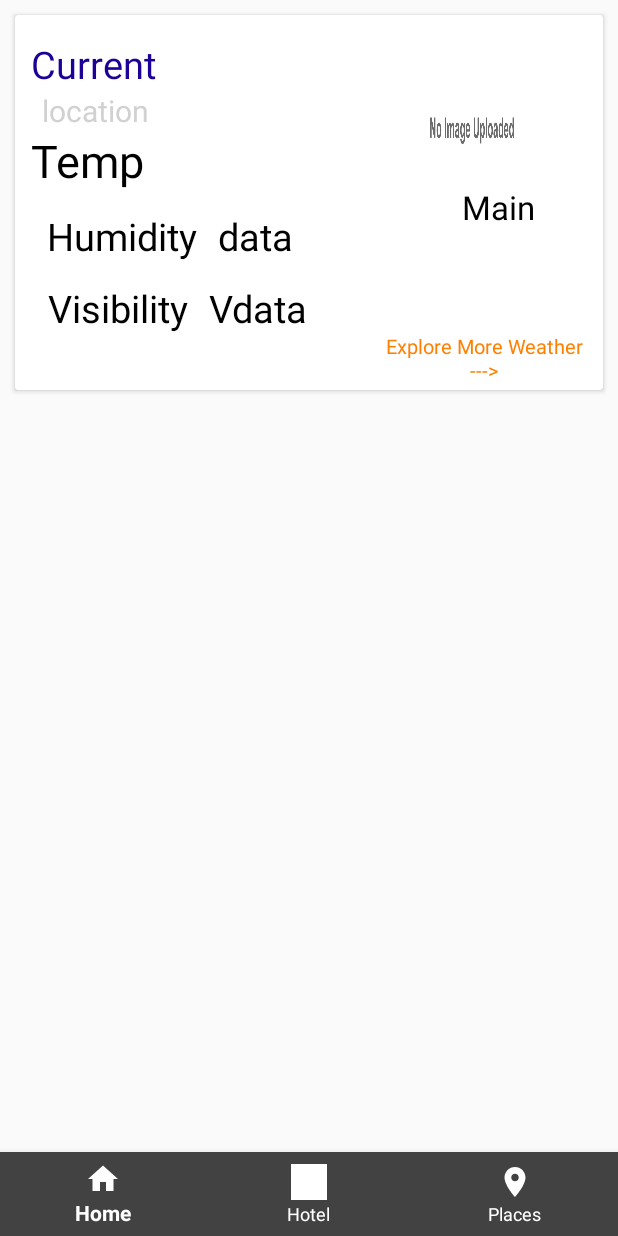
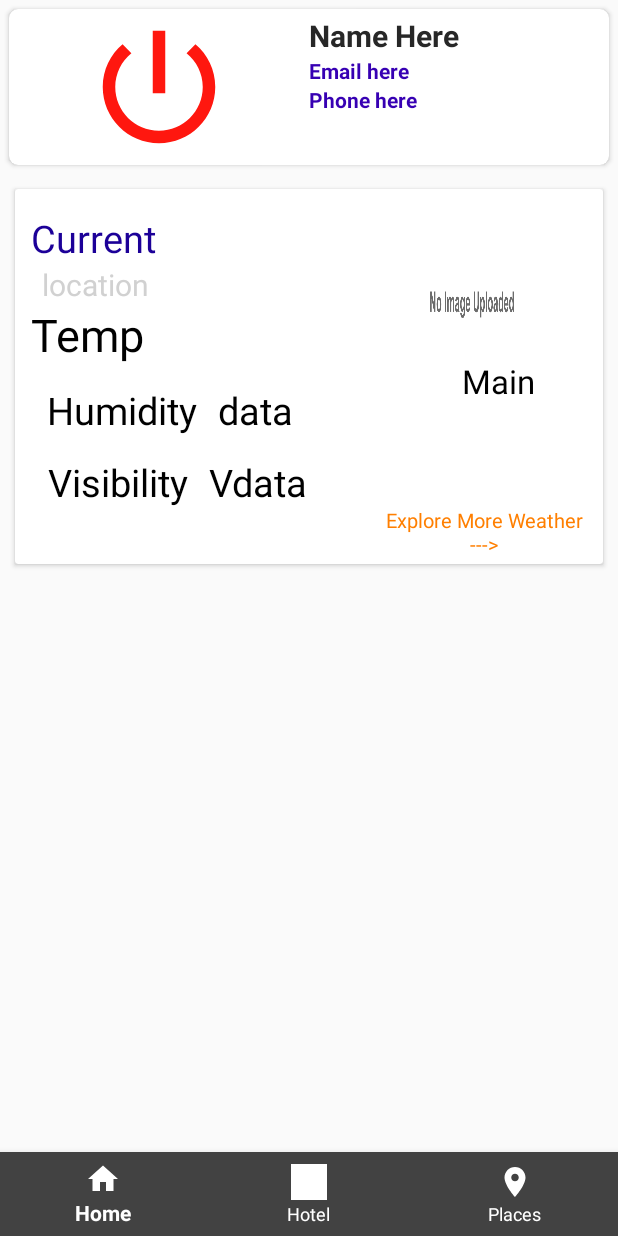
Before and after one commit to sabing123/CityGuide, an Android app: the screen it shows after launch (MainActivity), on a phone screen of 412 x 824 dp. Run offline under Robolectric (Android 15) with nearby library versions, the phone set to English and light mode, and no system bars; our stand-ins replace Firebase (no records; nobody signed in at launch, a user with empty details on screens opened directly), Picasso; pictures from the network do not load; 2 statements that could not run were skipped.

Commit message:
complete Application

```diff
--- a/app/src/main/java/com/example/cityguide/fragement/fragment_home.java
+++ b/app/src/main/java/com/example/cityguide/fragement/fragment_home.java
@@ -3,8 +3,8 @@ package com.example.cityguide.fragement;
 
 import android.Manifest;
 import android.content.Context;
+import android.content.Intent;
 import android.content.pm.PackageManager;
-import android.location.Address;
 import android.location.Location;
 import android.location.LocationListener;
 import android.location.LocationManager;
@@ -14,7 +14,6 @@ import android.util.Log;
 import android.view.LayoutInflater;
 import android.view.View;
 import android.view.ViewGroup;
-
 import android.widget.ImageView;
 import android.widget.TextView;
 
@@ -23,6 +22,13 @@ import androidx.core.app.ActivityCompat;
 import androidx.fragment.app.Fragment;
 
 import com.example.cityguide.R;
+import com.example.cityguide.RegisterActivity;
+import com.example.cityguide.WeatherActivity;
+import com.google.android.gms.tasks.OnSuccessListener;
+import com.google.firebase.auth.FirebaseAuth;
+import com.google.firebase.firestore.DocumentReference;
+import com.google.firebase.firestore.DocumentSnapshot;
+import com.google.firebase.firestore.FirebaseFirestore;
 import com.squareup.picasso.Picasso;
 
 import org.json.JSONArray;
@@ -37,13 +43,19 @@ import java.net.MalformedURLException;
 
 public class fragment_home extends Fragment implements LocationListener {
 
+    FirebaseAuth firebaseAuth;
+    FirebaseFirestore fstore;
+
     protected LocationManager locationManager;
     protected Context context;
-    TextView txttemp,txthumi,txtvisibility,txtdesc,txtlocation;
+
+    TextView txttemp, txthumi, txtvisibility, txtdesc, txtlocation, btnsearchweather, ufname, uemail, uphone;
     String latitude, longitude;
-    ImageView imageicon;
+    ImageView imageicon, img_logut;
 
-   public class Weather extends AsyncTask<String, Void, String> {// first String means Url is in string, Void mean nothing, Third String means return type will be in string
+
+    public class Weather extends AsyncTask<String, Void, String> {// first String means Url is in string, Void mean nothing, Third String means return type will be in string
+
         @Override
         protected String doInBackground(String... address) {
 //String... means multiple address can be send. It acts as array
@@ -80,7 +92,6 @@ public class fragment_home extends Fragment implements LocationListener {
     }
 
 
-
     @Override
     public View onCreateView(LayoutInflater inflater, ViewGroup container,
                              Bundle savedInstanceState) {
@@ -93,36 +104,72 @@ public class fragment_home extends Fragment implements LocationListener {
         txtdesc = (TextView) view.findViewById(R.id.txtdesc);
         txthumi = (TextView) view.findViewById(R.id.txthumiditydata);
         txtvisibility = (TextView) view.findViewById(R.id.txtvisibilitydata);
+        btnsearchweather = (TextView) view.findViewById(R.id.btnsearchweather);
+        imageicon = (ImageView) view.findViewById(R.id.imgicon);
 
 
-        imageicon = (ImageView) view.findViewById(R.id.imgicon);
+        ufname = (TextView) view.findViewById(R.id.ufname);
+        uemail = (TextView) view.findViewById(R.id.uemail);
+        uphone = (TextView) view.findViewById(R.id.uphone);
+        img_logut = (ImageView) view.findViewById(R.id.imglogout);
+
+        img_logut.setOnClickListener(new View.OnClickListener() {
+            @Override
+            public void onClick(View v) {
+                FirebaseAuth.getInstance().signOut();
+                startActivity(new Intent(getActivity(), RegisterActivity.class));
+                getActivity().finish();
+            }
+        });
 
         locationManager = (LocationManager) getActivity().getSystemService(Context.LOCATION_SERVICE);
         if (ActivityCompat.checkSelfPermission(getContext(), Manifest.permission.ACCESS_FINE_LOCATION) != PackageManager.PERMISSION_GRANTED && ActivityCompat.checkSelfPermission(getContext(), Manifest.permission.ACCESS_COARSE_LOCATION) != PackageManager.PERMISSION_GRANTED) {
         }
         locationManager.requestLocationUpdates(LocationManager.GPS_PROVIDER, 0, 0, (android.location.LocationListener) this);
+
+
+        btnsearchweather.setOnClickListener(new View.OnClickListener() {
+            @Override
+            public void onClick(View v) {
+                Intent intent = new Intent();
+                intent.setClass(getActivity(), WeatherActivity.class);
+                getActivity().startActivity(intent);
+            }
+        });
+
+
+        firebaseAuth = FirebaseAuth.getInstance();
+        fstore = FirebaseFirestore.getInstance();
+        DocumentReference docref = fstore.collection("users").document(firebaseAuth.getCurrentUser().getUid());
+        docref.get().addOnSuccessListener(new OnSuccessListener<DocumentSnapshot>() {
+            @Override
+            public void onSuccess(DocumentSnapshot documentSnapshot) {
+                if (documentSnapshot.exists()) {
+                    ufname.setText(documentSnapshot.getString("FirstName") + documentSnapshot.getString("LastName"));
+                    uemail.setText(documentSnapshot.getString("Emailaddress"));
+                    uphone.setText(firebaseAuth.getCurrentUser().getPhoneNumber());
+                }
+            }
+        });
         return view;
     }
 
 
     @Override
     public void onLocationChanged(@NonNull Location location) {
-       // textview2.setText("Latitude:" + location.getLatitude() + ", Longitude:" + location.getLongitude());
+        // textview2.setText("Latitude:" + location.getLatitude() + ", Longitude:" + location.getLongitude());
         double lat = location.getLatitude();
         double longi = location.getLongitude();
         latitude = String.valueOf(lat);
         longitude = String.valueOf(longi);
-        result(latitude,longitude);
+        result(latitude, longitude);
     }
 
     private void result(String latitude, String longitude) {
-        Log.i("latitude : ", latitude);
-        Log.i("longitude : ", longitude);
-
         String content;
         Weather weather = new Weather();
         try {
-            content = weather.execute("https://api.openweathermap.org/data/2.5/weather?lat="+latitude+"&lon="+longitude+"&appid=5baf7c79f6786dd8d786e4632d7e68dc").get();
+            content = weather.execute("https://api.openweathermap.org/data/2.5/weather?lat=" + latitude + "&lon=" + longitude + "&appid=5baf7c79f6786dd8d786e4632d7e68dc").get();
             Log.i("contentData", content);
             //JSON
             JSONObject jsonObject = new JSONObject(content);
@@ -153,31 +200,21 @@ public class fragment_home extends Fragment implements LocationListener {
             //by default visibility is in meter:
             int visibilityinKilometer = (int) visibility / 1000;
 
-            double tempincelcius = Double.parseDouble(temperature) - 273.15 ;
-            double tempincelfernheit = (Double.parseDouble(temperature) - 273.15) * 9/5 + 32 ;
-
-
+            double tempincelcius = Double.parseDouble(temperature) - 273.15;
+            double tempincelfernheit = (Double.parseDouble(temperature) - 273.15) * 9 / 5 + 32;
 
 //            for location
             Location = jsonObject.getString("name");
-
-            Log.i("Temperatureinc", String.valueOf(tempincelcius));
-            Log.i("Temperatureinf", String.valueOf(tempincelfernheit));
-            Log.i("Name", Location);
-            Log.i("main", main);
-            Log.i("description", description);
-            Log.i("icon", icon);
-
             txtlocation.setText(Location);
-            txttemp.setText(tempincelcius + " °C | " +tempincelfernheit +" °F");
-            txthumi.setText(humidity +"%");
-            txtvisibility.setText( visibilityinKilometer + "km" );
+            txttemp.setText(tempincelcius + " °C | " + tempincelfernheit + " °F");
+            txthumi.setText(humidity + "%");
+            txtvisibility.setText(visibilityinKilometer + "km");
             txtdesc.setText(description);
-            Picasso.get().load("http://openweathermap.org/img/w/"+ icon +".png").into(imageicon);
+            Picasso.get().load("http://openweathermap.org/img/w/" + icon + ".png").into(imageicon);
 
         } catch (Exception e) {
             e.printStackTrace();
         }
 
     }
-    }
+}
--- a/app/src/main/res/layout/activity_main.xml
+++ b/app/src/main/res/layout/activity_main.xml
@@ -105,7 +105,6 @@
 <!--        app:layout_constraintVertical_bias="0.074"-->
 <!--        app:srcCompat="@drawable/logout_24" />-->
 
-
     <FrameLayout
         android:id="@+id/frame_container"
         android:layout_width="match_parent"
@@ -113,7 +112,10 @@
         app:layout_constraintBottom_toTopOf="@id/bottom_navigation"
         app:layout_constraintEnd_toEndOf="parent"
         app:layout_constraintStart_toStartOf="parent"
-        app:layout_constraintTop_toTopOf="parent" />
+        app:layout_constraintTop_toTopOf="parent" >
+
+
+    </FrameLayout>
 
 
     <com.google.android.material.bottomnavigation.BottomNavigationView
--- a/app/src/main/res/layout/fragment_home.xml
+++ b/app/src/main/res/layout/fragment_home.xml
@@ -5,8 +5,69 @@
     android:layout_width="match_parent"
     android:layout_height="match_parent"
     tools:context=".fragement.fragment_home">
+<LinearLayout
+    android:layout_width="match_parent"
+    android:layout_height="match_parent"
+    android:orientation="vertical">
 
 
+    <androidx.cardview.widget.CardView xmlns:app="http://schemas.android.com/apk/res-auto"
+        android:layout_width="match_parent"
+        android:layout_height="wrap_content"
+        android:layout_margin="6dp"
+        android:background="@drawable/bgweather"
+        android:elevation="6dp"
+        app:cardCornerRadius="6dp">
+
+        <LinearLayout
+            android:layout_width="match_parent"
+            android:layout_height="wrap_content"
+            android:layout_margin="2dp"
+            android:orientation="horizontal"
+            android:weightSum="2">
+
+            <ImageView
+                android:id="@+id/imglogout"
+                android:layout_width="0dp"
+                android:layout_height="100dp"
+                android:layout_weight="1"
+                android:src="@drawable/logout_24" />
+
+            <LinearLayout
+                android:layout_width="0dp"
+                android:layout_height="wrap_content"
+                android:layout_margin="2dp"
+                android:layout_weight="1"
+                android:orientation="vertical">
+
+                <TextView
+                    android:id="@+id/ufname"
+                    android:layout_width="match_parent"
+                    android:layout_height="match_parent"
+                    android:text="Name Here"
+                    android:textColor="@color/colorAccent"
+                    android:textSize="20dp"
+                    android:textStyle="bold" />
+
+                <TextView
+                    android:id="@+id/uemail"
+                    android:layout_width="match_parent"
+                    android:layout_height="match_parent"
+                    android:text="Email here"
+                    android:textColor="@color/colorPrimaryDark"
+                    android:textStyle="bold" />
+
+                <TextView
+                    android:id="@+id/uphone"
+                    android:layout_width="match_parent"
+                    android:layout_height="match_parent"
+                    android:text="Phone here"
+                    android:textColor="@color/colorPrimaryDark"
+                    android:textStyle="bold" />
+
+            </LinearLayout>
+        </LinearLayout>
+    </androidx.cardview.widget.CardView>
 
 
     <androidx.cardview.widget.CardView
@@ -197,5 +258,5 @@
 
 
     </androidx.cardview.widget.CardView>
-
+</LinearLayout>
 </FrameLayout>
```
Also changed, not shown: app/src/main/AndroidManifest.xml (+6 -6 lines), app/src/main/java/com/example/cityguide/WeatherActivity.java (added, +150 -0 lines), app/src/main/res/layout/activity_weather.xml (added, +42 -0 lines), app/src/main/res/drawable/bgweather.jpg (added).
